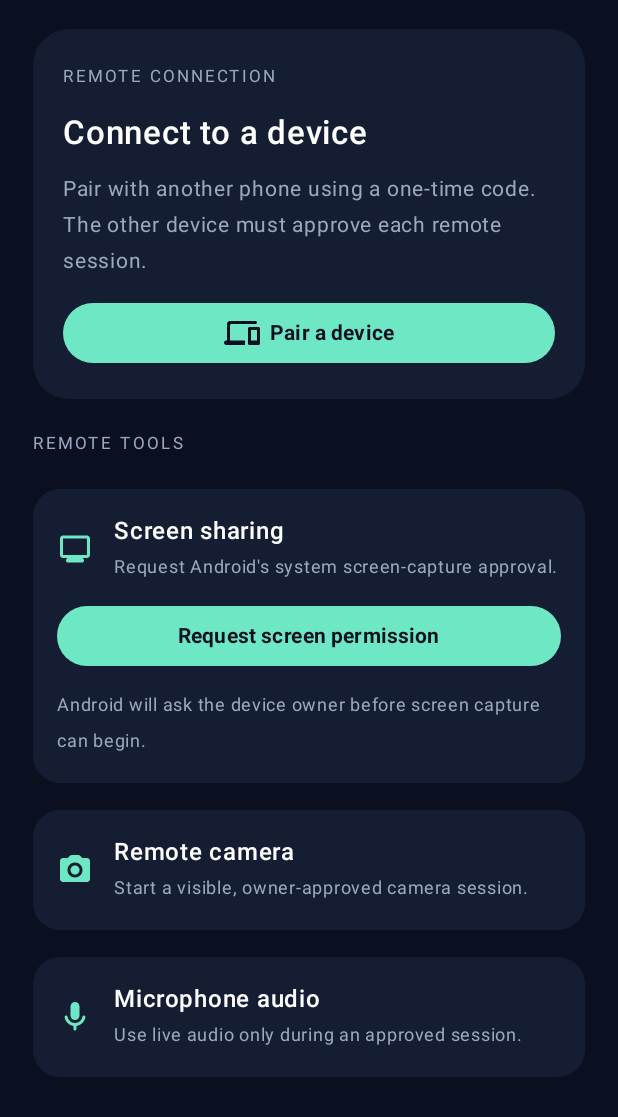
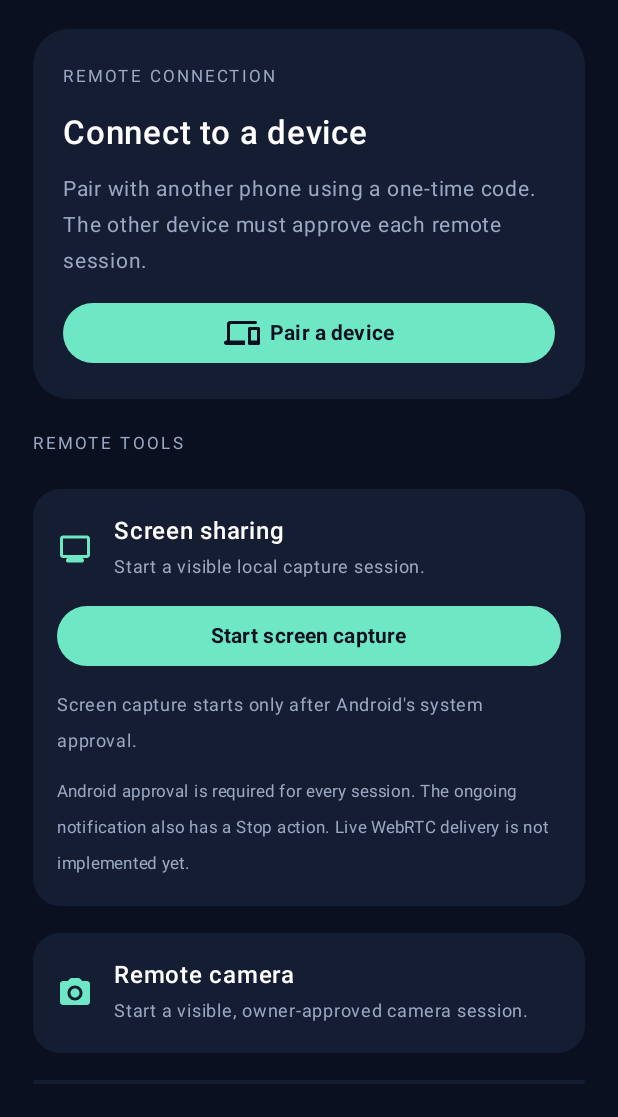
Before and after one commit to Mohamedhansath/AirLink, an Android app built with Jetpack Compose: the screen it shows after launch (MainActivity), after a tap on "Preview dashboard (demo)", on a phone screen of 412 x 824 dp, the part 119-1236 px from its top. Run offline under Robolectric (Android 15) with nearby library versions, the phone set to English and light mode, and no system bars; 3 other taps on this screen came first.

Commit message:
Connect screen capture UI to visible foreground service

```diff
--- a/app/src/main/java/com/airlink/app/MainActivity.kt
+++ b/app/src/main/java/com/airlink/app/MainActivity.kt
@@ -1,6 +1,12 @@
 package com.airlink.app
 
 import android.os.Bundle
+import android.Manifest
+import android.content.BroadcastReceiver
+import android.content.Intent
+import android.content.IntentFilter
+import android.content.pm.PackageManager
+import android.os.Build
 import android.content.Context
 import android.media.projection.MediaProjectionManager
 import androidx.activity.ComponentActivity
@@ -35,6 +41,7 @@ import androidx.compose.material3.Text
 import androidx.compose.material3.TextButton
 import androidx.compose.material3.darkColorScheme
 import androidx.compose.runtime.Composable
+import androidx.compose.runtime.DisposableEffect
 import androidx.compose.runtime.getValue
 import androidx.compose.runtime.mutableStateOf
 import androidx.compose.runtime.remember
@@ -375,17 +382,75 @@ private fun HomeScreen(onPair: () -> Unit, onLogout: () -> Unit) {
 @Composable
 private fun ScreenSharePermissionCard() {
     val context = LocalContext.current
-    var status by remember { mutableStateOf("Android will ask the device owner before screen capture can begin.") }
+    var status by remember { mutableStateOf("Screen capture starts only after Android's system approval.") }
+    var active by remember { mutableStateOf(false) }
     val projectionManager = remember {
         context.getSystemService(Context.MEDIA_PROJECTION_SERVICE) as MediaProjectionManager
     }
-    val permissionLauncher = rememberLauncherForActivityResult(
+
+    val projectionLauncher = rememberLauncherForActivityResult(
         contract = ActivityResultContracts.StartActivityForResult()
     ) { result ->
-        status = if (result.resultCode == android.app.Activity.RESULT_OK && result.data != null) {
-            "Permission granted for this request. Live streaming is not connected yet."
+        if (result.resultCode == android.app.Activity.RESULT_OK && result.data != null) {
+            val serviceIntent = Intent(context, ScreenCaptureService::class.java).apply {
+                action = ScreenCaptureService.ACTION_START
+                putExtra(ScreenCaptureService.EXTRA_RESULT_CODE, result.resultCode)
+                putExtra(ScreenCaptureService.EXTRA_RESULT_DATA, result.data)
+            }
+            try {
+                context.startForegroundService(serviceIntent)
+                status = "Starting a visible screen-capture session. Remote streaming is not connected yet."
+            } catch (_: Exception) {
+                status = "Could not start screen capture. Please try again while AirLink is open."
+            }
         } else {
-            "Screen sharing was not approved. No screen content was captured."
+            status = "Screen sharing was not approved. No screen content was captured."
+        }
+    }
+
+    val notificationPermissionLauncher = rememberLauncherForActivityResult(
+        contract = ActivityResultContracts.RequestPermission()
+    ) { granted ->
+        if (granted) {
+            projectionLauncher.launch(projectionManager.createScreenCaptureIntent())
+        } else {
+            status = "Allow notifications to keep the active capture and Stop control visible."
+        }
+    }
+
+    val stateReceiver = remember(context) {
+        object : BroadcastReceiver() {
+            override fun onReceive(receiverContext: Context?, intent: Intent?) {
+                active = intent?.getBooleanExtra(ScreenCaptureService.EXTRA_ACTIVE, false) == true
+                status = if (active) {
+                    "Screen capture is active on this device. Frames are discarded locally; nothing is sent remotely."
+                } else {
+                    "Screen capture is stopped."
+                }
+            }
+        }
+    }
+
+    DisposableEffect(context, stateReceiver) {
+        val filter = IntentFilter(ScreenCaptureService.ACTION_STATE_CHANGED)
+        if (Build.VERSION.SDK_INT >= 33) {
+            context.registerReceiver(stateReceiver, filter, Context.RECEIVER_NOT_EXPORTED)
+        } else {
+            @Suppress("DEPRECATION")
+            context.registerReceiver(stateReceiver, filter)
+        }
+        onDispose {
+            try { context.unregisterReceiver(stateReceiver) } catch (_: IllegalArgumentException) { }
+        }
+    }
+
+    val startCapture = {
+        if (Build.VERSION.SDK_INT >= 33 &&
+            context.checkSelfPermission(Manifest.permission.POST_NOTIFICATIONS) != PackageManager.PERMISSION_GRANTED
+        ) {
+            notificationPermissionLauncher.launch(Manifest.permission.POST_NOTIFICATIONS)
+        } else {
+            projectionLauncher.launch(projectionManager.createScreenCaptureIntent())
         }
     }
 
@@ -398,15 +463,34 @@ private fun ScreenSharePermissionCard() {
                 Icon(Icons.Rounded.Monitor, contentDescription = null, tint = Mint)
                 Column {
                     Text("Screen sharing", fontWeight = FontWeight.SemiBold)
-                    Text("Request Android's system screen-capture approval.", color = Muted, fontSize = 12.sp)
+                    Text("Start a visible local capture session.", color = Muted, fontSize = 12.sp)
                 }
             }
             Button(
-                onClick = { permissionLauncher.launch(projectionManager.createScreenCaptureIntent()) },
+                onClick = {
+                    if (active) {
+                        context.startService(
+                            Intent(context, ScreenCaptureService::class.java)
+                                .setAction(ScreenCaptureService.ACTION_STOP)
+                        )
+                    } else {
+                        startCapture()
+                    }
+                },
                 modifier = Modifier.fillMaxWidth(),
-                colors = ButtonDefaults.buttonColors(containerColor = Mint, contentColor = Ink)
-            ) { Text("Request screen permission", fontWeight = FontWeight.Bold) }
+                colors = ButtonDefaults.buttonColors(
+                    containerColor = if (active) Color(0xFFB84F5A) else Mint,
+                    contentColor = if (active) Color.White else Ink
+                )
+            ) {
+                Text(if (active) "Stop screen capture" else "Start screen capture", fontWeight = FontWeight.Bold)
+            }
             Text(status, color = Muted, fontSize = 12.sp)
+            Text(
+                "Android approval is required for every session. The ongoing notification also has a Stop action. Live WebRTC delivery is not implemented yet.",
+                color = Muted,
+                fontSize = 11.sp
+            )
         }
     }
 }
```
